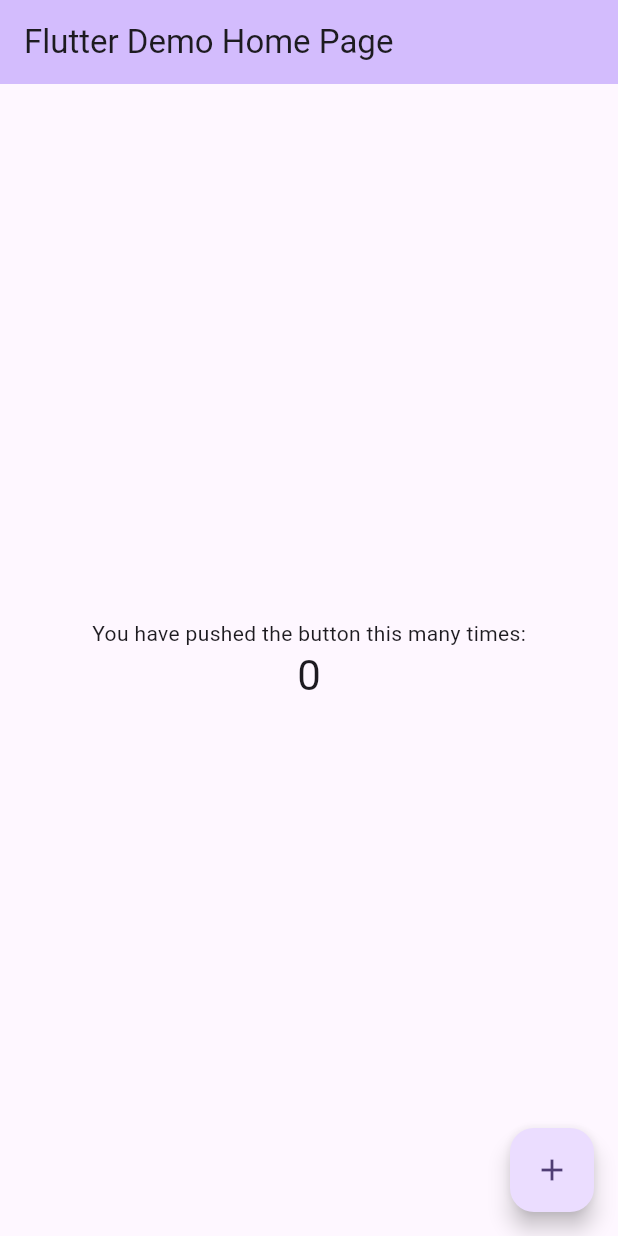
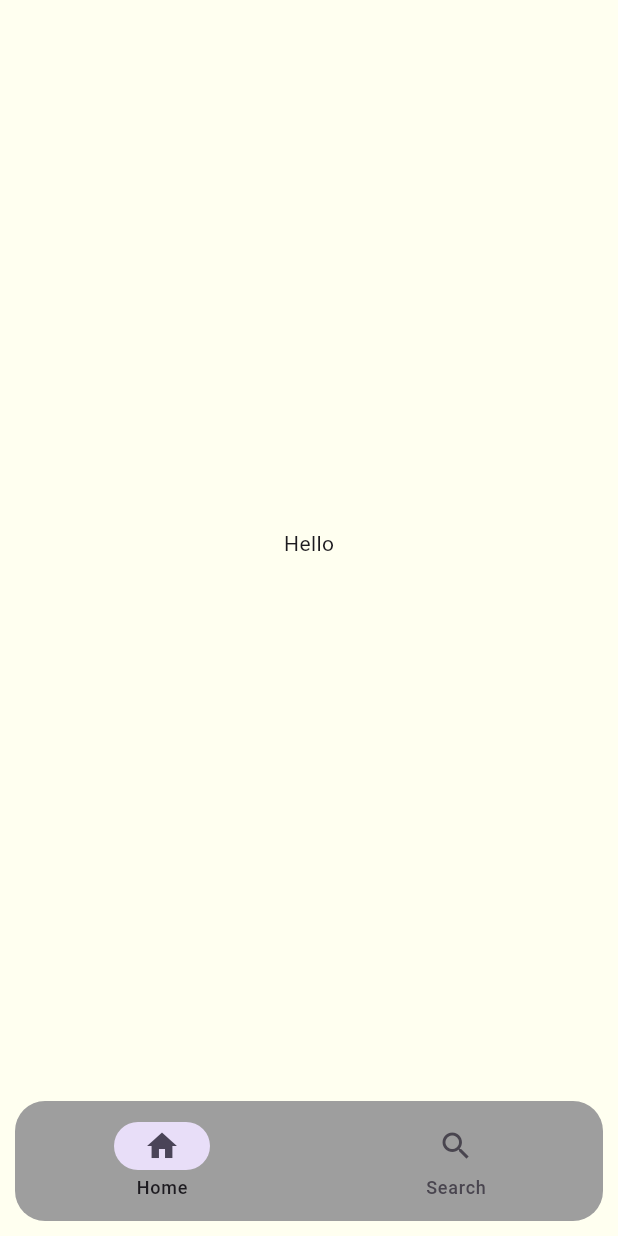
Before and after one commit to ITakora/food_calories, a Flutter app: the screen it shows after launch, on a phone screen of 412 x 824 dp. Run offline on Flutter 3.47's test engine with Material 3 defaults, Android fonts, the phone set to English and light mode, and no system bars.

Commit message:
adding bottom navigation bar logic

```diff
--- a/lib/main.dart
+++ b/lib/main.dart
@@ -1,4 +1,5 @@
 import 'package:flutter/material.dart';
+import 'package:food_calories/ui/screens/home.dart';
 
 void main() {
   runApp(const MyApp());
@@ -11,115 +12,10 @@ class MyApp extends StatelessWidget {
   @override
   Widget build(BuildContext context) {
     return MaterialApp(
-      title: 'Flutter Demo',
-      theme: ThemeData(
-        // This is the theme of your application.
-        //
-        // TRY THIS: Try running your application with "flutter run". You'll see
-        // the application has a blue toolbar. Then, without quitting the app,
-        // try changing the seedColor in the colorScheme below to Colors.green
-        // and then invoke "hot reload" (save your changes or press the "hot
-        // reload" button in a Flutter-supported IDE, or press "r" if you used
-        // the command line to start the app).
-        //
-        // Notice that the counter didn't reset back to zero; the application
-        // state is not lost during the reload. To reset the state, use hot
-        // restart instead.
-        //
-        // This works for code too, not just values: Most code changes can be
-        // tested with just a hot reload.
-        colorScheme: ColorScheme.fromSeed(seedColor: Colors.deepPurple),
-        useMaterial3: true,
-      ),
-      home: const MyHomePage(title: 'Flutter Demo Home Page'),
-    );
+        title: 'Food Calories',
+        theme: ThemeData(
+          useMaterial3: true,
+        ),
+        home: const HomeScreen());
   }
 }
-
-class MyHomePage extends StatefulWidget {
-  const MyHomePage({super.key, required this.title});
-
-  // This widget is the home page of your application. It is stateful, meaning
-  // that it has a State object (defined below) that contains fields that affect
-  // how it looks.
-
-  // This class is the configuration for the state. It holds the values (in this
-  // case the title) provided by the parent (in this case the App widget) and
-  // used by the build method of the State. Fields in a Widget subclass are
-  // always marked "final".
-
-  final String title;
-
-  @override
-  State<MyHomePage> createState() => _MyHomePageState();
-}
-
-class _MyHomePageState extends State<MyHomePage> {
-  int _counter = 0;
-
-  void _incrementCounter() {
-    setState(() {
-      // This call to setState tells the Flutter framework that something has
-      // changed in this State, which causes it to rerun the build method below
-      // so that the display can reflect the updated values. If we changed
-      // _counter without calling setState(), then the build method would not be
-      // called again, and so nothing would appear to happen.
-      _counter++;
-    });
-  }
-
-  @override
-  Widget build(BuildContext context) {
-    // This method is rerun every time setState is called, for instance as done
-    // by the _incrementCounter method above.
-    //
-    // The Flutter framework has been optimized to make rerunning build methods
-    // fast, so that you can just rebuild anything that needs updating rather
-    // than having to individually change instances of widgets.
-    return Scaffold(
-      appBar: AppBar(
-        // TRY THIS: Try changing the color here to a specific color (to
-        // Colors.amber, perhaps?) and trigger a hot reload to see the AppBar
-        // change color while the other colors stay the same.
-        backgroundColor: Theme.of(context).colorScheme.inversePrimary,
-        // Here we take the value from the MyHomePage object that was created by
-        // the App.build method, and use it to set our appbar title.
-        title: Text(widget.title),
-      ),
-      body: Center(
-        // Center is a layout widget. It takes a single child and positions it
-        // in the middle of the parent.
-        child: Column(
-          // Column is also a layout widget. It takes a list of children and
-          // arranges them vertically. By default, it sizes itself to fit its
-          // children horizontally, and tries to be as tall as its parent.
-          //
-          // Column has various properties to control how it sizes itself and
-          // how it positions its children. Here we use mainAxisAlignment to
-          // center the children vertically; the main axis here is the vertical
-          // axis because Columns are vertical (the cross axis would be
-          // horizontal).
-          //
-          // TRY THIS: Invoke "debug painting" (choose the "Toggle Debug Paint"
-          // action in the IDE, or press "p" in the console), to see the
-          // wireframe for each widget.
-          mainAxisAlignment: MainAxisAlignment.center,
-          children: <Widget>[
-            const Text(
-              'You have pushed the button this many times:',
-            ),
-            Text(
-              '$_counter',
-              style: Theme.of(context).textTheme.headlineMedium,
-            ),
-          ],
-        ),
-      ),
-      floatingActionButton: FloatingActionButton(
-        onPressed: _incrementCounter,
-        tooltip: 'Increment',
-        child: const Icon(Icons.add),
-      ), // This trailing comma makes auto-formatting nicer for build methods.
-    );
-  }
-}
--- /dev/null
+++ b/lib/ui/screens/favorite.dart
@@ -0,0 +1,15 @@
+import 'package:flutter/material.dart';
+
+class FavoriteScreen extends StatelessWidget {
+  const FavoriteScreen({super.key});
+
+  @override
+  Widget build(BuildContext context) {
+    return const Scaffold(
+      body: Center(
+        child: Text('Hello'),
+      ),
+      backgroundColor: Color.fromARGB(255, 255, 255, 240),
+    );
+  }
+}
--- a/lib/ui/screens/home.dart
+++ b/lib/ui/screens/home.dart
@@ -1,12 +1,36 @@
 import 'package:flutter/material.dart';
+import 'package:food_calories/ui/screens/favorite.dart';
+import 'package:food_calories/ui/screens/search.dart';
+import 'package:food_calories/ui/widgets/bottom_navigation.dart';
 
-class HomeScreen extends StatelessWidget {
+class HomeScreen extends StatefulWidget {
   const HomeScreen({super.key});
+
+  @override
+  State<HomeScreen> createState() => _HomeScreenState();
+}
+
+class _HomeScreenState extends State<HomeScreen> {
+  int index = 0;
+
+  onTapFunc(value) {
+    // widget.indexScreen(value);
+    setState(() {
+      index = value;
+    });
+  }
+
+  final screens = [FavoriteScreen(), SearchScreen()];
 
   @override
   Widget build(BuildContext context) {
     return Scaffold(
-      appBar: AppBar(),
-    );
+        body: screens[index],
+        backgroundColor: const Color.fromARGB(255, 255, 255, 240),
+        bottomNavigationBar: BottomNavigation(
+            onTapFunc: (value) {
+              onTapFunc(value);
+            },
+            index: index));
   }
 }
--- /dev/null
+++ b/lib/ui/screens/search.dart
@@ -0,0 +1,16 @@
+import 'package:flutter/material.dart';
+
+class SearchScreen extends StatelessWidget {
+  const SearchScreen({super.key});
+
+  @override
+  Widget build(BuildContext context) {
+    return Scaffold(
+      appBar: AppBar(),
+      body: const Center(
+        child: Text('Search'),
+      ),
+      backgroundColor: const Color.fromARGB(255, 255, 255, 240),
+    );
+  }
+}
--- /dev/null
+++ b/lib/ui/widgets/bottom_navigation.dart
@@ -0,0 +1,40 @@
+import 'package:flutter/material.dart';
+
+class BottomNavigation extends StatefulWidget {
+  const BottomNavigation(
+      {super.key, required this.onTapFunc, required this.index});
+
+  final int index;
+  final void Function(int value) onTapFunc;
+
+  @override
+  State<BottomNavigation> createState() => _BottomNavigationState();
+}
+
+class _BottomNavigationState extends State<BottomNavigation> {
+  @override
+  Widget build(BuildContext context) {
+    return Padding(
+      padding: const EdgeInsets.all(10),
+      child: ClipRRect(
+        borderRadius: BorderRadius.circular(20),
+        child: NavigationBar(
+            onDestinationSelected: widget.onTapFunc,
+            selectedIndex: widget.index,
+            backgroundColor: Colors.grey,
+            destinations: const [
+              NavigationDestination(
+                icon: Icon(Icons.home_outlined),
+                label: 'Home',
+                selectedIcon: Icon(Icons.home),
+              ),
+              NavigationDestination(
+                icon: Icon(Icons.search),
+                label: 'Search',
+                selectedIcon: Icon(Icons.search_rounded),
+              )
+            ]),
+      ),
+    );
+  }
+}
```
Also changed, not shown: pubspec.yaml (+5 -7 lines), assets/data/food_calories.json (renamed from lib/assets/food_calories.json).
